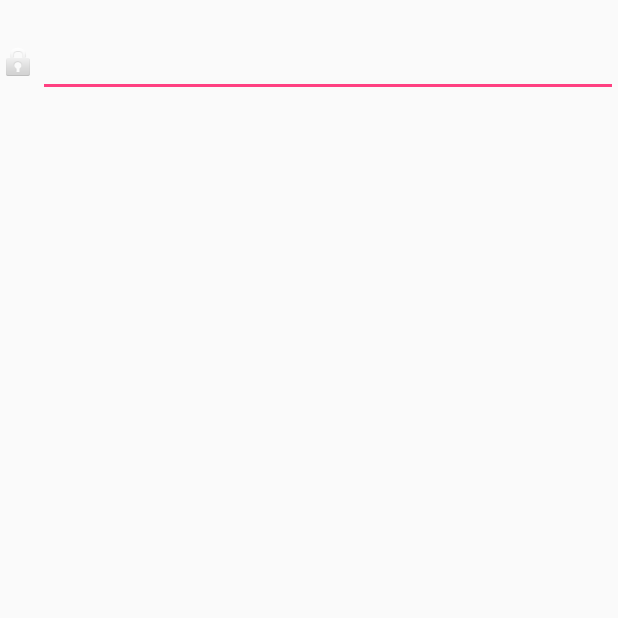
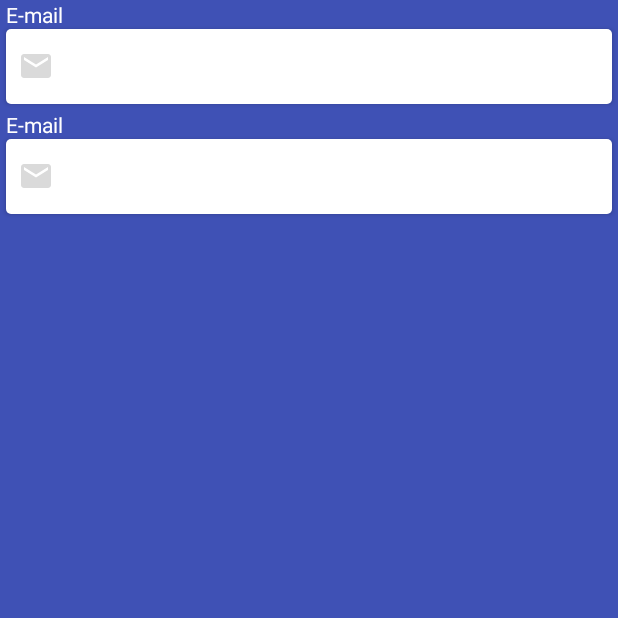
Before and after one commit to frlgrd/AnimatedEditText, an Android app: the screen it shows after launch (MainActivity), on a phone screen of 412 x 824 dp, the top half of it. Run offline under Robolectric (Android 15) with nearby library versions, the phone set to English and light mode, and no system bars.

Commit message:
Apply client app style and values

```diff
--- a/richedittext/src/main/java/frlgrd/richedittext/RichEditText.java
+++ b/richedittext/src/main/java/frlgrd/richedittext/RichEditText.java
@@ -1,29 +1,91 @@
 package frlgrd.richedittext;
 
 import android.content.Context;
+import android.content.res.TypedArray;
+import android.graphics.Rect;
 import android.support.annotation.Nullable;
+import android.support.v4.view.ViewCompat;
 import android.util.AttributeSet;
+import android.view.animation.Animation;
+import android.view.animation.AnimationUtils;
+import android.widget.EditText;
 import android.widget.LinearLayout;
+import android.widget.TextView;
 
 public class RichEditText extends LinearLayout {
 
+	private TextView hintText;
+	private EditText editText;
+
+	private String hint;
+	private int icon;
+
+	private boolean isExpanded = false;
+
+	private Animation expandInputZoneAnimation;
+
 	public RichEditText(Context context) {
 		super(context);
-		init();
+		init(null);
 	}
 
 	public RichEditText(Context context, @Nullable AttributeSet attrs) {
 		super(context, attrs);
-		init();
+		init(attrs);
 	}
 
 	public RichEditText(Context context, @Nullable AttributeSet attrs, int defStyleAttr) {
 		super(context, attrs, defStyleAttr);
-		init();
+		init(attrs);
 	}
 
-	private void init() {
-		inflate(getContext(), R.layout.rich_edit_text, this);
+	private void init(@Nullable AttributeSet attrs) {
+		view();
+		attributes(attrs);
+		expandInputZoneAnimation = AnimationUtils.loadAnimation(getContext(), R.anim.collapse);
 	}
 
+	private void view() {
+		inflate(getContext(), R.layout.rich_edit_text, this);
+		editText = findViewById(R.id.editText);
+		hintText = findViewById(R.id.hintText);
+		ViewCompat.setElevation(editText, getResources().getDimension(R.dimen.editTextElevation));
+	}
+
+	private void attributes(@Nullable AttributeSet attrs) {
+		if (attrs != null) {
+			TypedArray array = getContext().obtainStyledAttributes(attrs, R.styleable.RichEditText);
+			hint = array.getString(R.styleable.RichEditText_hintText);
+			icon = array.getResourceId(R.styleable.RichEditText_editTextIcon, 0);
+			array.recycle();
+		}
+
+		updateAttribute();
+	}
+
+	private void updateAttribute() {
+		hintText.setText(hint);
+		editText.setCompoundDrawablesWithIntrinsicBounds(icon, 0, 0, 0);
+	}
+
+	@Override
+	protected void onFocusChanged(boolean gainFocus, int direction, @Nullable Rect previouslyFocusedRect) {
+		super.onFocusChanged(gainFocus, direction, previouslyFocusedRect);
+		if (gainFocus) {
+			expand();
+		}
+	}
+
+	private void expand() {
+		if (isExpanded) {
+			return;
+		}
+		editText.startAnimation(expandInputZoneAnimation);
+		isExpanded = false;
+	}
+
+
+	private void setText(CharSequence text) {
+		editText.setText(text);
+	}
 }
--- /dev/null
+++ b/richedittext/src/main/res/anim/collapse.xml
@@ -0,0 +1,9 @@
+<?xml version="1.0" encoding="utf-8"?>
+<set xmlns:android="http://schemas.android.com/apk/res/android"
+	 android:duration="@android:integer/config_shortAnimTime"
+	 android:fillAfter="true">
+
+	<scale
+		android:fromYScale="100%"
+		android:toYScale="30%"/>
+</set>
--- a/richedittext/src/main/res/drawable/shadow.xml
+++ b/richedittext/src/main/res/drawable/cursor.xml
@@ -1,5 +1,11 @@
 <?xml version="1.0" encoding="utf-8"?>
 <shape xmlns:android="http://schemas.android.com/apk/res/android"
 	   android:shape="rectangle">
-	<corners android:radius="5dp"/>
+	<size
+		android:width="2dp"/>
+	<solid
+		android:color="@color/cursorColor"/>
+	<padding
+		android:bottom="-2sp"
+		android:top="2sp"/>
 </shape>
--- /dev/null
+++ b/richedittext/src/main/res/drawable/edit_text_background.xml
@@ -0,0 +1,5 @@
+<?xml version="1.0" encoding="utf-8"?>
+<shape xmlns:android="http://schemas.android.com/apk/res/android">
+	<corners android:radius="@dimen/editBackgroundRadius"/>
+	<solid android:color="@android:color/white"/>
+</shape>
--- a/richedittext/src/main/res/layout/rich_edit_text.xml
+++ b/richedittext/src/main/res/layout/rich_edit_text.xml
@@ -4,35 +4,32 @@
 	xmlns:tools="http://schemas.android.com/tools"
 	android:layout_width="match_parent"
 	android:layout_height="wrap_content"
+	android:descendantFocusability="beforeDescendants"
+	android:focusableInTouchMode="true"
 	android:gravity="bottom"
 	android:orientation="vertical">
 
 	<TextView
-		android:id="@+id/hint"
+		android:id="@+id/hintText"
 		android:layout_width="wrap_content"
 		android:layout_height="wrap_content"
-		android:textColor="@color/colorAccent"
-		tools:text="Hint"/>
+		android:layout_marginLeft="@dimen/margin"
+		android:layout_marginStart="@dimen/margin"
+		android:text="Hint"
+		android:textColor="@color/colorAccent"/>
 
-	<LinearLayout
+	<EditText
+		android:id="@+id/editText"
 		android:layout_width="match_parent"
-		android:layout_height="wrap_content"
-		android:gravity="center_vertical"
-		android:orientation="horizontal">
-
-		<ImageView
-			android:id="@+id/icon"
-			android:layout_width="wrap_content"
-			android:layout_height="wrap_content"
-			android:src="@android:drawable/ic_lock_idle_lock"
-			tools:ignore="ContentDescription"/>
-
-		<EditText
-			android:id="@+id/editText"
-			android:layout_width="match_parent"
-			android:layout_height="wrap_content"
-			android:textColor="@color/colorAccent"
-			tools:ignore="TextFields"
-			tools:text="Input"/>
-	</LinearLayout>
+		android:layout_height="@dimen/expanded_rich_edit_text_input_height"
+		android:layout_marginBottom="@dimen/margin"
+		android:layout_marginLeft="@dimen/margin"
+		android:layout_marginRight="@dimen/margin"
+		android:background="@drawable/edit_text_background"
+		android:drawablePadding="@dimen/input_drawable_padding"
+		android:padding="@dimen/input_padding"
+		android:singleLine="true"
+		android:textCursorDrawable="@drawable/cursor"
+		tools:ignore="TextFields"
+		tools:text="Input"/>
 </LinearLayout>
--- a/richedittext/src/main/res/values/colors.xml
+++ b/richedittext/src/main/res/values/colors.xml
@@ -2,4 +2,6 @@
 <resources>
 	<color name="colorPrimary">#79af52</color>
 	<color name="colorAccent">#ffffff</color>
+
+	<color name="cursorColor">@color/colorPrimary</color>
 </resources>
--- /dev/null
+++ b/richedittext/src/main/res/values/dimens.xml
@@ -0,0 +1,10 @@
+<?xml version="1.0" encoding="utf-8"?>
+<resources>
+	<dimen name="editTextElevation">2dp</dimen>
+	<dimen name="editBackgroundRadius">3dp</dimen>
+	<dimen name="margin">4dp</dimen>
+	<dimen name="input_padding">8dp</dimen>
+	<dimen name="input_drawable_padding">3dp</dimen>
+	<dimen name="expanded_rich_edit_text_input_height">50dp</dimen>
+	<dimen name="collapsed_rich_edit_text_input_height">3dp</dimen>
+</resources>
--- /dev/null
+++ b/sample/src/main/res/drawable/mail_icon.xml
@@ -0,0 +1,9 @@
+<vector xmlns:android="http://schemas.android.com/apk/res/android"
+		android:width="24dp"
+		android:height="24dp"
+		android:viewportHeight="24.0"
+		android:viewportWidth="24.0">
+	<path
+		android:fillColor="#dadada"
+		android:pathData="M20,4L4,4c-1.1,0 -1.99,0.9 -1.99,2L2,18c0,1.1 0.9,2 2,2h16c1.1,0 2,-0.9 2,-2L22,6c0,-1.1 -0.9,-2 -2,-2zM20,8l-8,5 -8,-5L4,6l8,5 8,-5v2z"/>
+</vector>
--- a/sample/src/main/res/layout/activity_main.xml
+++ b/sample/src/main/res/layout/activity_main.xml
@@ -1,10 +1,21 @@
 <?xml version="1.0" encoding="utf-8"?>
-<LinearLayout xmlns:android="http://schemas.android.com/apk/res/android"
-			  android:layout_width="match_parent"
-			  android:layout_height="match_parent"
-			  android:orientation="vertical">
+<LinearLayout
+	xmlns:android="http://schemas.android.com/apk/res/android"
+	xmlns:app="http://schemas.android.com/apk/res-auto"
+	android:layout_width="match_parent"
+	android:layout_height="match_parent"
+	android:background="@color/colorPrimary"
+	android:orientation="vertical">
 
 	<frlgrd.richedittext.RichEditText
 		android:layout_width="match_parent"
-		android:layout_height="wrap_content"/>
+		android:layout_height="wrap_content"
+		app:editTextIcon="@drawable/mail_icon"
+		app:hintText="E-mail"/>
+
+	<frlgrd.richedittext.RichEditText
+		android:layout_width="match_parent"
+		android:layout_height="wrap_content"
+		app:editTextIcon="@drawable/mail_icon"
+		app:hintText="E-mail"/>
 </LinearLayout>
--- a/sample/src/main/res/values/colors.xml
+++ b/sample/src/main/res/values/colors.xml
@@ -2,5 +2,5 @@
 <resources>
 	<color name="colorPrimary">#3F51B5</color>
 	<color name="colorPrimaryDark">#303F9F</color>
-	<color name="colorAccent">#FF4081</color>
+	<color name="colorAccent">#ffffff</color>
 </resources>
```
Also changed, not shown: richedittext/build.gradle (+1 -7 lines), richedittext/src/main/res/anim/expand.xml (added, +9 -0 lines), richedittext/src/main/res/values/attrs.xml (added, +7 -0 lines), 2 other files.
